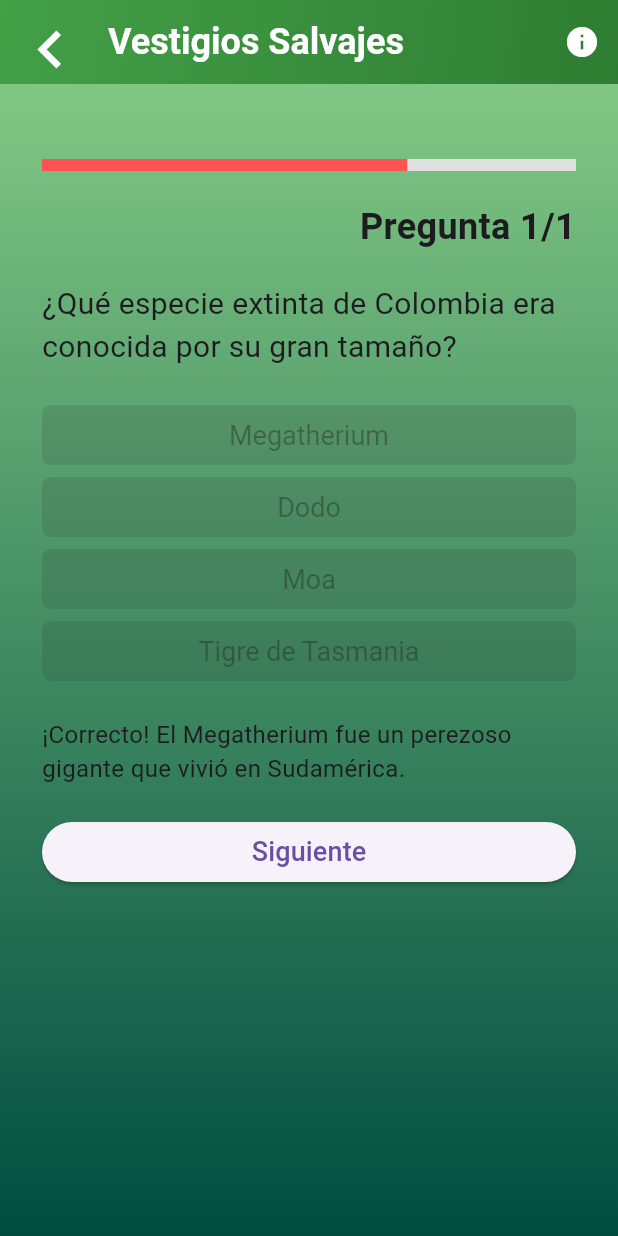
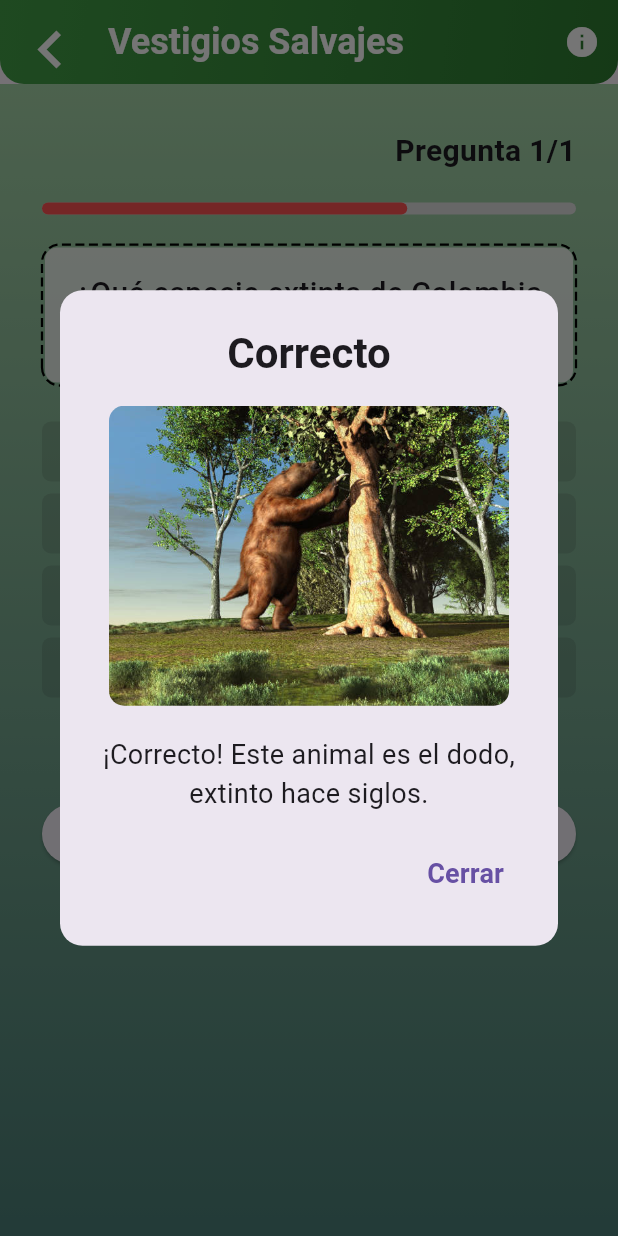
Before and after one commit to Jess-Jh/vestigiosSalvajes, a Flutter app: the TriviaScreen screen opened directly, after a tap on "Megatherium", on a phone screen of 412 x 824 dp. Run offline on Flutter 3.47's test engine with Material 3 defaults, Android fonts, the phone set to English and light mode, and no system bars; drawn by our look-alikes of dotted_border; our stand-ins replace audioplayers.

Commit message:
Change colors and adding dialog answer

```diff
--- a/lib/src/pages/trivia_screen.dart
+++ b/lib/src/pages/trivia_screen.dart
@@ -1,4 +1,5 @@
 import 'dart:async';
+import 'package:dotted_border/dotted_border.dart';
 import 'package:flutter/material.dart';
 import 'package:audioplayers/audioplayers.dart'; // Importa el paquete de audio
 import 'package:vestigios_salvajes/models/question.dart';
@@ -68,7 +69,10 @@
       case Difficulty.easy:
         boxDecoration = BoxDecoration(
           gradient: LinearGradient(
-            colors: [Colors.green[300]!, Colors.teal[900]!],
+            colors: [
+              Colors.green[300]!.withOpacity(0.7),
+              Colors.teal[900]!.withOpacity(0.7),
+            ],
             begin: Alignment.topCenter,
             end: Alignment.bottomCenter,
           ),
@@ -82,16 +86,20 @@
             begin: Alignment.topLeft,
             end: Alignment.bottomRight,
           ),
+          borderRadius: const BorderRadius.only(
+            bottomLeft: Radius.circular(16),
+            bottomRight: Radius.circular(16),
+          ),
         );
         audioPlayer.setSource(AssetSource(
             'sounds/easy.wav')); // Asegúrate de tener el archivo en assets
         break;
       case Difficulty.medium:
-        boxDecoration = const BoxDecoration(
+        boxDecoration = BoxDecoration(
           gradient: LinearGradient(
             colors: [
-              Color.fromARGB(255, 234, 170, 102),
-              Color.fromARGB(255, 255, 140, 0)
+              const Color.fromARGB(255, 234, 170, 102).withOpacity(0.7),
+              const Color.fromARGB(255, 255, 140, 0).withOpacity(0.7),
             ],
             begin: Alignment.topCenter,
             end: Alignment.bottomCenter,
@@ -106,15 +114,19 @@
             begin: Alignment.topLeft,
             end: Alignment.bottomRight,
           ),
+          borderRadius: const BorderRadius.only(
+            bottomLeft: Radius.circular(16),
+            bottomRight: Radius.circular(16),
+          ),
         );
         audioPlayer.setSource(AssetSource('sounds/medium.wav'));
         break;
       case Difficulty.hard:
-        boxDecoration = const BoxDecoration(
+        boxDecoration = BoxDecoration(
           gradient: LinearGradient(
             colors: [
-              Color.fromARGB(255, 241, 111, 111),
-              Color.fromARGB(255, 177, 14, 14)
+              const Color.fromARGB(255, 241, 111, 111).withOpacity(0.7),
+              const Color.fromARGB(255, 177, 14, 14).withOpacity(0.7)
             ],
             begin: Alignment.topCenter,
             end: Alignment.bottomCenter,
@@ -128,6 +140,10 @@
             ],
             begin: Alignment.topLeft,
             end: Alignment.bottomRight,
+          ),
+          borderRadius: const BorderRadius.only(
+            bottomLeft: Radius.circular(16),
+            bottomRight: Radius.circular(16),
           ),
         );
         audioPlayer.setSource(AssetSource('sounds/hard.mp3'));
@@ -163,15 +179,35 @@
 
   void checkAnswer(int selectedIndex) {
     if (isAnswered) return;
-    timer?.cancel();
+    String feedbackMessage;
+    String imagePath;
+    bool isCorrect = false;
+
     setState(() {
+      timer?.cancel();
       isAnswered = true;
       if (selectedIndex == questions[currentQuestionIndex].correctAnswerIndex) {
         score++;
-        feedbackMessage = "¡Correcto! ${questions[currentQuestionIndex].info}";
+        isCorrect = true;
       } else {
-        feedbackMessage = "Incorrecto. ${questions[currentQuestionIndex].info}";
+        isCorrect = false;
       }
+
+      if (isCorrect) {
+        feedbackMessage =
+            '¡Correcto! Este animal es el dodo, extinto hace siglos.';
+        imagePath = 'assets/images/animals/megatherium.jpg';
+      } else {
+        feedbackMessage = 'Incorrecto. Intenta nuevamente.';
+        imagePath = 'assets/images/wrong_answer.jpeg';
+      }
+
+      showFeedbackDialog(
+        feedbackMessage,
+        imagePath,
+        isCorrect ? 'Correcto' : 'Incorrecto',
+      );
+
       // audioPlayer
       //     .setSource(AssetSource('sounds/answer.mp3')); // Sonido al responder
       audioPlayer.resume(); // Reproducir el sonido
@@ -259,7 +295,7 @@
             );
           },
         ),
-        backgroundColor: Colors.green[700], // Color de fondo del AppBar
+        // backgroundColor: Colors.green[700], // Color de fondo del AppBar
         actions: [
           IconButton(
             icon: const Icon(Icons.info),
@@ -276,27 +312,46 @@
       ),
       body: Container(
         decoration: boxDecoration, // Cambiar el color de fondo
-        padding: const EdgeInsets.symmetric(horizontal: 28.0, vertical: 50.0),
+        padding: const EdgeInsets.symmetric(horizontal: 28.0, vertical: 30.0),
         child: Column(
           crossAxisAlignment: CrossAxisAlignment.stretch,
           children: [
+            Text(
+              'Pregunta ${currentQuestionIndex + 1}/${questions.length}',
+              style: const TextStyle(fontSize: 20, fontWeight: FontWeight.bold),
+              textAlign: TextAlign.end,
+            ),
+            const SizedBox(height: 20),
             LinearProgressIndicator(
               value: _progressAnimation.value,
+              borderRadius: BorderRadius.circular(8.0),
               color:
                   Colors.redAccent, // Cambia el color de la barra si lo deseas
               backgroundColor: Colors.grey[300],
               minHeight: 8.0,
             ),
             const SizedBox(height: 20),
-            Text(
-              'Pregunta ${currentQuestionIndex + 1}/${questions.length}',
-              style: const TextStyle(fontSize: 24, fontWeight: FontWeight.bold),
-              textAlign: TextAlign.end,
-            ),
-            const SizedBox(height: 20),
-            Text(
-              currentQuestion.question,
-              style: const TextStyle(fontSize: 20),
+            DottedBorder(
+              // color: Colors.black,
+              strokeWidth: 1.5,
+              dashPattern: const [6, 3],
+              borderType: BorderType.RRect,
+              radius: const Radius.circular(12),
+              child: Container(
+                padding: const EdgeInsets.all(16.0),
+                decoration: BoxDecoration(
+                  color: Colors.white.withOpacity(0.8),
+                  borderRadius: BorderRadius.circular(8.0),
+                ),
+                child: Text(
+                  currentQuestion.question,
+                  style: const TextStyle(
+                    fontSize: 20,
+                    fontWeight: FontWeight.w500,
+                  ),
+                  textAlign: TextAlign.center,
+                ),
+              ),
             ),
             const SizedBox(height: 20),
             ...currentQuestion.options.asMap().entries.map((entry) {
@@ -329,4 +384,64 @@
       ),
     );
   }
+
+  // Muestra el diálogo de feedback con mensaje e imagen
+  void showFeedbackDialog(
+    String feedbackMessage,
+    String imagePath,
+    String title,
+  ) {
+    showDialog(
+      context: context,
+      builder: (BuildContext context) {
+        return AlertDialog(
+          contentPadding: const EdgeInsets.all(16),
+          title: Text(
+            title,
+            textAlign: TextAlign.center,
+            style: const TextStyle(
+              fontSize: 28,
+              fontWeight: FontWeight.bold,
+            ),
+          ),
+          shape:
+              RoundedRectangleBorder(borderRadius: BorderRadius.circular(15)),
+          content: Column(
+            mainAxisSize: MainAxisSize.min,
+            children: [
+              ClipRRect(
+                borderRadius: BorderRadius.circular(10),
+                child: Image.asset(
+                  imagePath,
+                  height: 200,
+                  // width: 150,
+                  fit: BoxFit.cover,
+                ),
+              ),
+              const SizedBox(height: 20),
+              Text(
+                feedbackMessage,
+                style: const TextStyle(fontSize: 18),
+                textAlign: TextAlign.center,
+              ),
+            ],
+          ),
+          actions: [
+            TextButton(
+              onPressed: () {
+                Navigator.of(context).pop();
+              },
+              child: const Text(
+                'Cerrar',
+                style: TextStyle(
+                  fontSize: 18,
+                  fontWeight: FontWeight.bold,
+                ),
+              ),
+            ),
+          ],
+        );
+      },
+    );
+  }
 }
--- a/pubspec.yaml
+++ b/pubspec.yaml
@@ -30,6 +30,7 @@
 dependencies:
   audioplayers: ^6.1.0
   cupertino_icons: ^1.0.6
+  dotted_border: ^2.1.0
   flutter:
     sdk: flutter
 
@@ -49,6 +50,7 @@
   # To add assets to your application, add an assets section, like this:
   assets:
     - assets/images/
+    - assets/images/animals/
     - assets/sounds/
   #   - images/a_dot_ham.jpeg
   # An image asset can refer to one or more resolution-specific "variants", see
```
Also changed, not shown: assets/images/animals/megatherium.jpg (added), assets/images/wrong_answer.jpeg (added), pubspec.lock.
